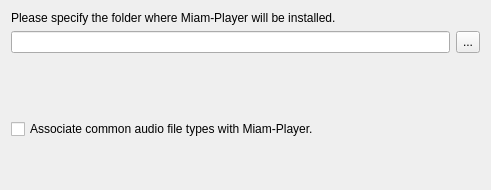
The window that packaging/windows/packages/org.miamplayer.core/meta/targetwidget.ui (MBach/Miam-Player) describes before a commit, drawn with Qt 5.
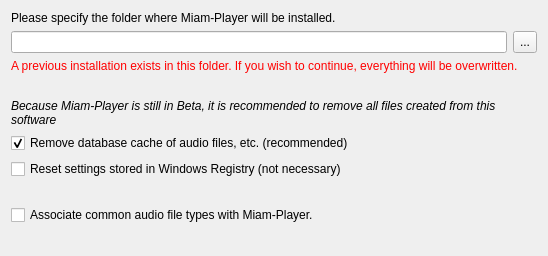
The same window after the commit.

Patch:
```diff
--- a/packaging/windows/packages/org.miamplayer.core/meta/targetwidget.ui
+++ b/packaging/windows/packages/org.miamplayer.core/meta/targetwidget.ui
@@ -6,8 +6,8 @@
    <rect>
     <x>0</x>
     <y>0</y>
-    <width>491</width>
-    <height>190</height>
+    <width>548</width>
+    <height>256</height>
    </rect>
   </property>
   <property name="sizePolicy">
@@ -18,8 +18,8 @@
   </property>
   <property name="minimumSize">
    <size>
-    <width>491</width>
-    <height>190</height>
+    <width>548</width>
+    <height>250</height>
    </size>
   </property>
   <property name="windowTitle">
@@ -66,7 +66,7 @@
    <item>
     <widget class="QLabel" name="labelOverwrite">
      <property name="text">
-      <string/>
+      <string>&lt;font color='red'&gt;A previous installation exists in this folder. If you wish to continue, everything will be overwritten.&lt;/font&gt;</string>
      </property>
      <property name="wordWrap">
       <bool>true</bool>
@@ -74,7 +74,7 @@
     </widget>
    </item>
    <item>
-    <spacer name="verticalSpacer_2">
+    <spacer name="verticalSpacer_4">
      <property name="orientation">
       <enum>Qt::Vertical</enum>
      </property>
@@ -84,7 +84,55 @@
      <property name="sizeHint" stdset="0">
       <size>
        <width>20</width>
-       <height>40</height>
+       <height>20</height>
+      </size>
+     </property>
+    </spacer>
+   </item>
+   <item>
+    <widget class="QLabel" name="labelUserShouldRemove">
+     <property name="font">
+      <font>
+       <italic>true</italic>
+      </font>
+     </property>
+     <property name="text">
+      <string>Because Miam-Player is still in Beta, it is recommended to remove all files created from this software</string>
+     </property>
+     <property name="wordWrap">
+      <bool>true</bool>
+     </property>
+    </widget>
+   </item>
+   <item>
+    <widget class="QCheckBox" name="clearCacheCheckBox">
+     <property name="text">
+      <string>Remove database cache of audio files, etc. (recommended)</string>
+     </property>
+     <property name="checked">
+      <bool>true</bool>
+     </property>
+    </widget>
+   </item>
+   <item>
+    <widget class="QCheckBox" name="clearRegistryCheckBox">
+     <property name="text">
+      <string>Reset settings stored in Windows Registry (not necessary)</string>
+     </property>
+    </widget>
+   </item>
+   <item>
+    <spacer name="verticalSpacer_3">
+     <property name="orientation">
+      <enum>Qt::Vertical</enum>
+     </property>
+     <property name="sizeType">
+      <enum>QSizePolicy::Fixed</enum>
+     </property>
+     <property name="sizeHint" stdset="0">
+      <size>
+       <width>20</width>
+       <height>20</height>
       </size>
      </property>
     </spacer>
@@ -100,7 +148,7 @@
     </widget>
    </item>
    <item>
-    <spacer name="verticalSpacer">
+    <spacer name="verticalSpacer_2">
      <property name="orientation">
       <enum>Qt::Vertical</enum>
      </property>
```
